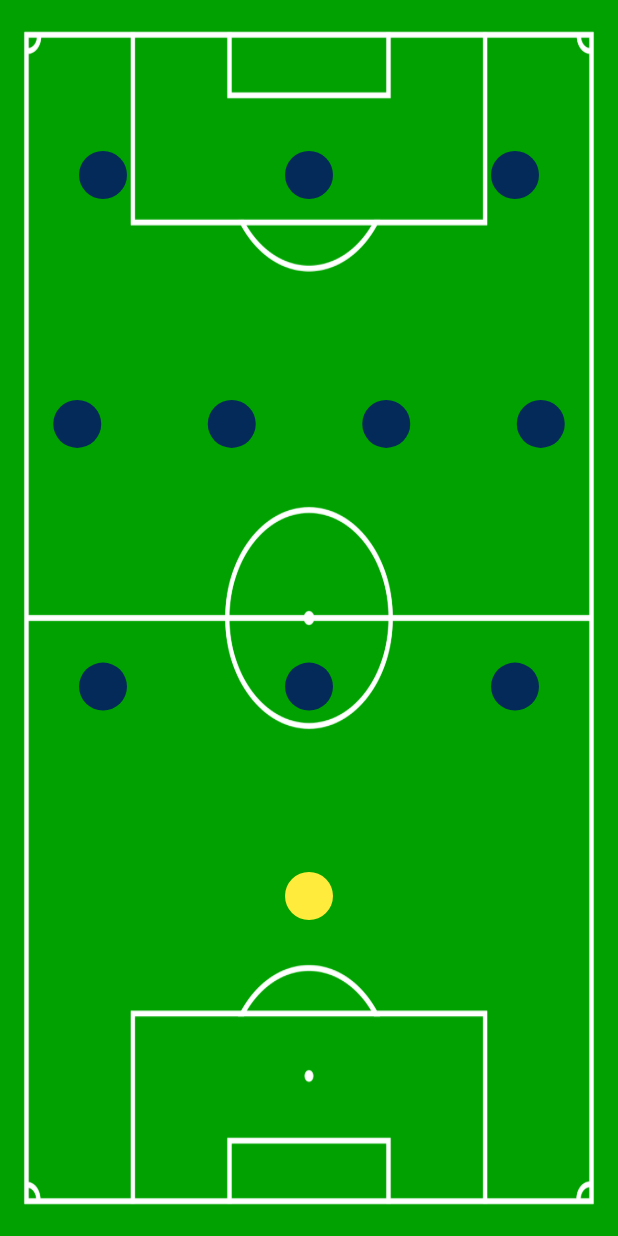
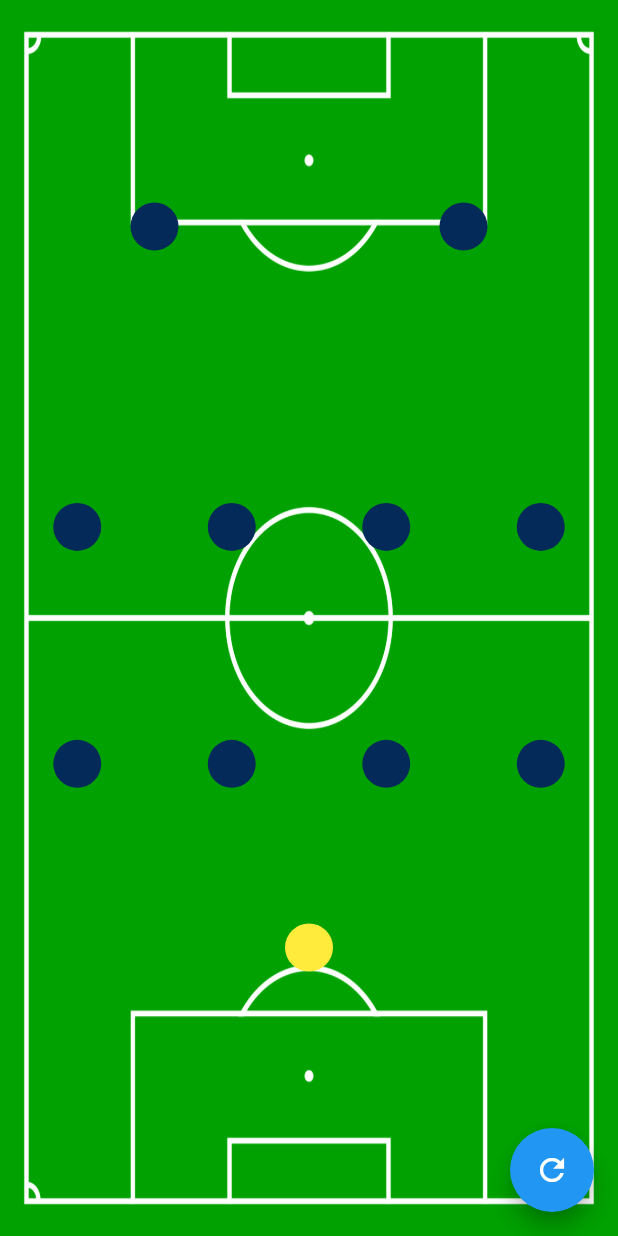
Before and after one commit to Nyan-Win-Naing/flutter-custom-components, a Flutter app: the screen it shows after launch, on a phone screen of 412 x 824 dp. Run offline on Flutter 3.47's test engine with Material 2 defaults, Android fonts, the phone set to English and light mode, and no system bars.

Commit message:
Football Formation Refresh

```diff
--- a/lib/custom_layouts/custom_layout.dart
+++ b/lib/custom_layouts/custom_layout.dart
@@ -1,19 +1,37 @@
+import 'dart:math';
+
 import 'package:flutter/material.dart';
 import 'package:flutter_custom_components/utils/colors.dart';
+import 'package:flutter_custom_components/utils/constants.dart';
 import 'package:flutter_custom_components/utils/dimens.dart';
-import 'package:flutter_custom_components/utils/strings.dart';
+import 'package:flutter_custom_components/utils/images.dart';
 
-class CustomLayout extends StatelessWidget {
+class CustomLayout extends StatefulWidget {
+  @override
+  State<CustomLayout> createState() => _CustomLayoutState();
+}
+
+class _CustomLayoutState extends State<CustomLayout> {
+  Formations formation = Formations.FOUR_FOUR_TWO;
+
   @override
   Widget build(BuildContext context) {
-    return Stack(
-      children: [
-        FootballPitchBackgroundView(),
-        // FormationViewFourFourTwo(),
-        // FormationViewFourTwoThreeOne(),
-        // FormationFourThreeThree(),
-        FormationThreeFourThree(),
-      ],
+    return Scaffold(
+      body: Stack(
+        children: [
+          FootballPitchBackgroundView(),
+          FormationView(formation: this.formation),
+        ],
+      ),
+      floatingActionButton: FloatingActionButton(
+        child: Icon(Icons.refresh),
+        backgroundColor: Colors.blue,
+        onPressed: () {
+          setState(() {
+            formation = Formations.values[Random().nextInt(Formations.values.length)];
+          });
+        },
+      ),
     );
   }
 }
@@ -221,3 +239,30 @@ class FootballPitchBackgroundView extends StatelessWidget {
     );
   }
 }
+
+class FormationView extends StatelessWidget {
+  final Formations formation;
+
+
+  FormationView({required this.formation});
+
+  @override
+  Widget build(BuildContext context) {
+    return Container(
+      child: _generateFormation(formation),
+    );
+  }
+
+  Widget _generateFormation(Formations formation) {
+    switch(formation) {
+      case Formations.FOUR_FOUR_TWO:
+        return FormationViewFourFourTwo();
+      case Formations.FOUR_TWO_THREE_ONE:
+        return FormationViewFourTwoThreeOne();
+      case Formations.FOUR_THREE_THREE:
+        return FormationFourThreeThree();
+      case Formations.THREE_FOUR_THREE:
+        return FormationThreeFourThree();
+    }
+  }
+}
--- /dev/null
+++ b/lib/utils/constants.dart
@@ -0,0 +1,6 @@
+enum Formations {
+  FOUR_FOUR_TWO,
+  FOUR_TWO_THREE_ONE,
+  FOUR_THREE_THREE,
+  THREE_FOUR_THREE,
+}
```
Also changed, not shown: lib/utils/images.dart (renamed from lib/utils/strings.dart).
